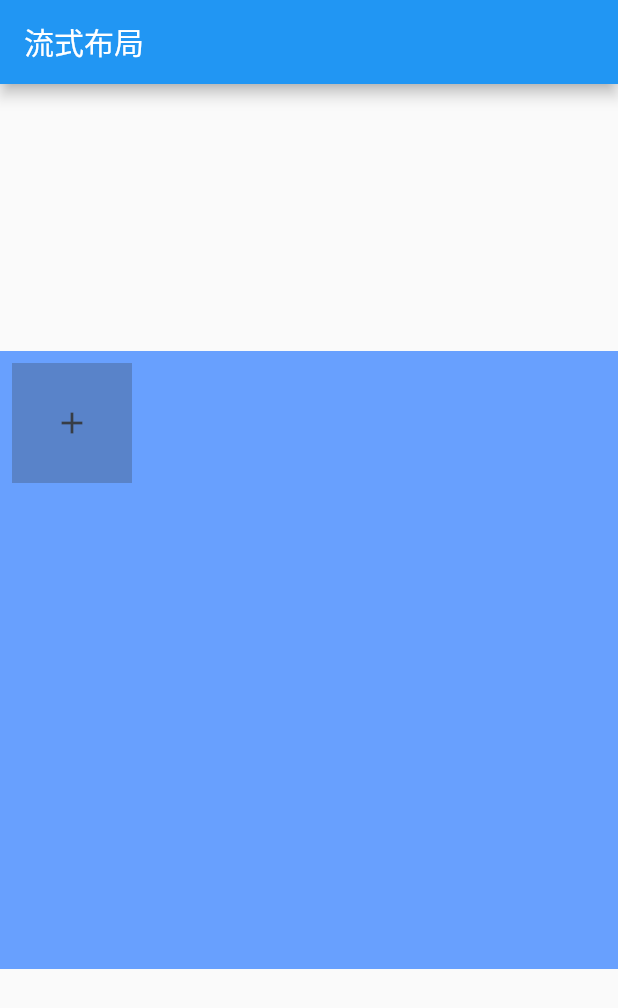
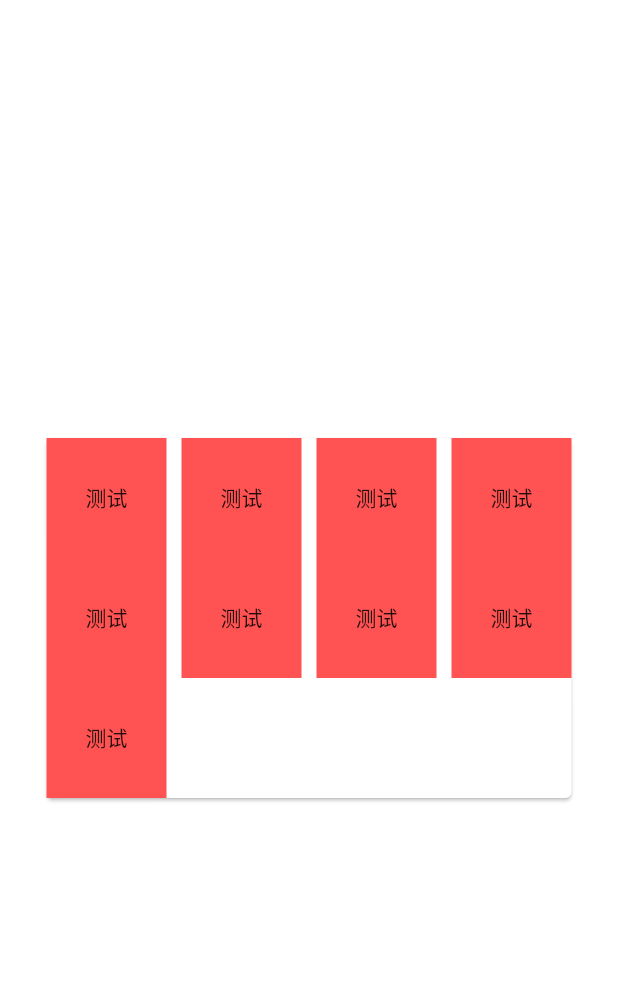
Before and after one commit to ZClee128/flutterDemo, a Flutter app: the screen it shows after launch, on a phone screen of 412 x 824 dp. Shown: the top 1008 px of the screen. Run offline on Flutter 3.47's test engine with Material 2 defaults, Android fonts, the phone set to English and light mode, and no system bars.

Commit message:
加入布局

```diff
--- a/lib/main.dart
+++ b/lib/main.dart
@@ -10,7 +10,7 @@ void main() {
   runApp(MaterialApp(
     title: '导航栏测试',
     debugShowCheckedModeBanner: false,
-    home: WarpDemo(),
+    home: GridViewDemo(),
   ));
 }
 
@@ -258,17 +258,19 @@ class TestHomePage extends StatefulWidget {
   _TestHomePageState createState() => _TestHomePageState();
 }
 
-class _TestHomePageState extends State<TestHomePage> with AutomaticKeepAliveClientMixin {
+class _TestHomePageState extends State<TestHomePage>
+    with AutomaticKeepAliveClientMixin {
   int _count = 0;
 
   @override
   bool get wantKeepAlive => true;
 
-  void _add (){
+  void _add() {
     setState(() {
       _count++;
     });
   }
+
   @override
   Widget build(BuildContext context) {
     return Scaffold(
@@ -291,3 +293,44 @@ class _TestHomePageState extends State<TestHomePage> with AutomaticKeepAliveClie
     );
   }
 }
+
+class GridViewDemo extends StatefulWidget {
+  GridViewDemo({Key key}) : super(key: key);
+
+  _GridViewDemoState createState() => _GridViewDemoState();
+}
+
+class _GridViewDemoState extends State<GridViewDemo> {
+  List<Widget> list = List();
+
+  @override
+  void initState() {
+    for (var i = 0; i < 9; i++) {
+      list..add(icons());
+    }
+    super.initState();
+  }
+
+  @override
+  Widget build(BuildContext context) {
+    return Center(
+        child: Card(
+          child: Wrap(
+          children: list,
+          spacing: 10.0,
+        ),
+      )
+    );
+  }
+
+  Widget icons() {
+    return Container(
+      color: Colors.redAccent,
+      width: 80.0,
+      height: 80.0,
+      child: Center(
+        child: Text('测试'),
+      ),
+    );
+  }
+}
```
